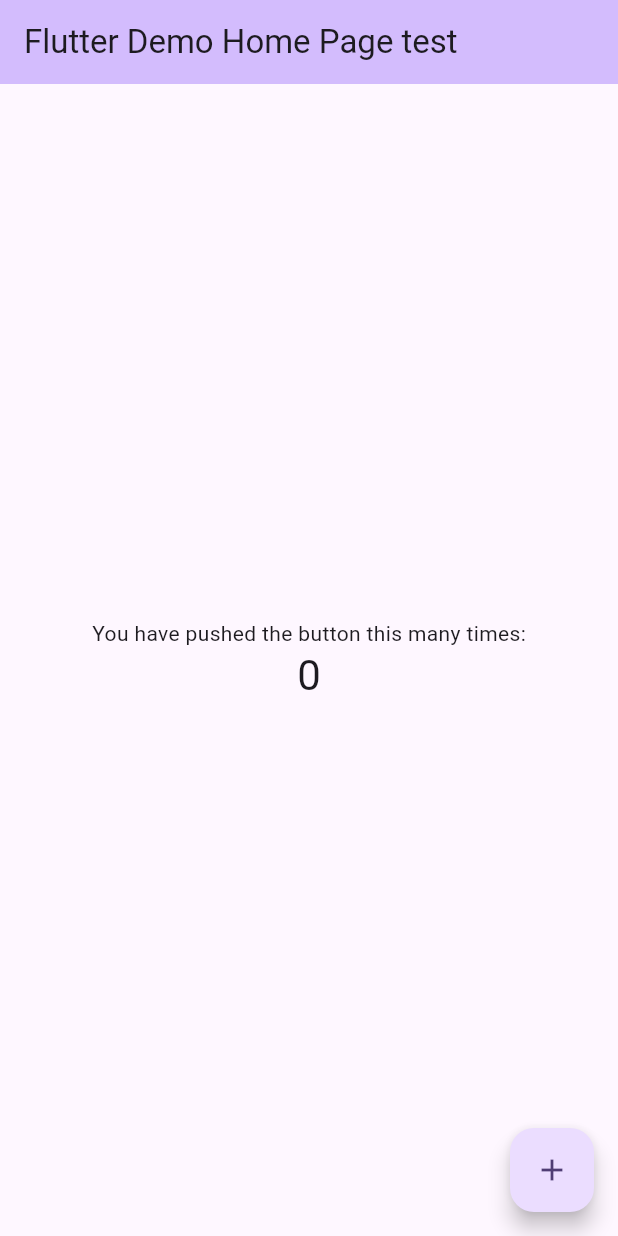
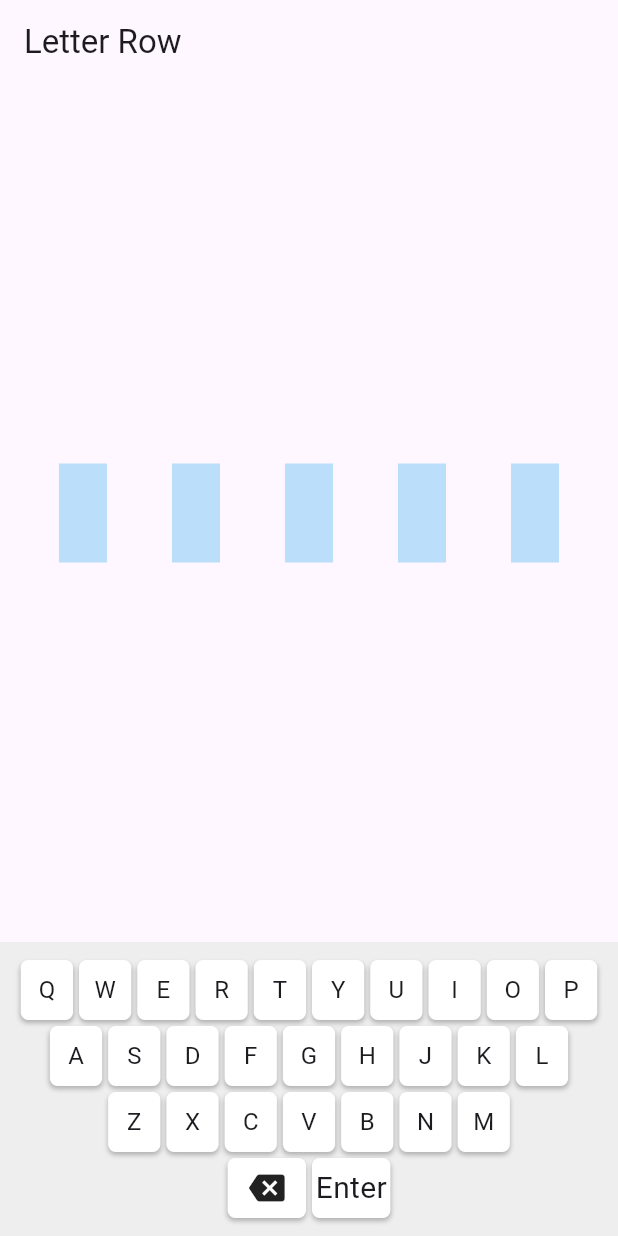
Before and after one commit to deda-72/late_solver, a Flutter app: the screen it shows after launch, on a phone screen of 412 x 824 dp. Run offline on Flutter 3.47's test engine with Material 3 defaults, Android fonts, the phone set to English and light mode, and no system bars.

Commit message:
works with single word

```diff
--- a/lib/main.dart
+++ b/lib/main.dart
@@ -1,125 +1,224 @@
 import 'package:flutter/material.dart';
 
 void main() {
-  runApp(const MyApp());
+  runApp(MyApp());
 }
 
 class MyApp extends StatelessWidget {
-  const MyApp({super.key});
-
-  // This widget is the root of your application.
   @override
   Widget build(BuildContext context) {
     return MaterialApp(
-      title: 'Flutter Demo',
-      theme: ThemeData(
-        // This is the theme of your application.
-        //
-        // TRY THIS: Try running your application with "flutter run". You'll see
-        // the application has a purple toolbar. Then, without quitting the app,
-        // try changing the seedColor in the colorScheme below to Colors.green
-        // and then invoke "hot reload" (save your changes or press the "hot
-        // reload" button in a Flutter-supported IDE, or press "r" if you used
-        // the command line to start the app).
-        //
-        // Notice that the counter didn't reset back to zero; the application
-        // state is not lost during the reload. To reset the state, use hot
-        // restart instead.
-        //
-        // This works for code too, not just values: Most code changes can be
-        // tested with just a hot reload.
-        colorScheme: ColorScheme.fromSeed(seedColor: Colors.deepPurple),
-        useMaterial3: true,
-      ),
-      home: const MyHomePage(title: 'Flutter Demo Home Page test'),
+      home: LetterRowScreen(),
     );
   }
 }
 
-class MyHomePage extends StatefulWidget {
-  const MyHomePage({super.key, required this.title});
-
-  // This widget is the home page of your application. It is stateful, meaning
-  // that it has a State object (defined below) that contains fields that affect
-  // how it looks.
-
-  // This class is the configuration for the state. It holds the values (in this
-  // case the title) provided by the parent (in this case the App widget) and
-  // used by the build method of the State. Fields in a Widget subclass are
-  // always marked "final".
-
-  final String title;
-
+class LetterRowScreen extends StatefulWidget {
   @override
-  State<MyHomePage> createState() => _MyHomePageState();
+  _LetterRowScreenState createState() => _LetterRowScreenState();
 }
 
-class _MyHomePageState extends State<MyHomePage> {
-  int _counter = 0;
+class _LetterRowScreenState extends State<LetterRowScreen> {
+  List<String> letters = List.generate(5, (_) => '');
+  bool isFixed = false;
 
-  void _incrementCounter() {
+  void updateLetter(int index, String letter) {
+    if (!isFixed) {
+      setState(() {
+        letters[index] = letter;
+      });
+    }
+  }
+
+  void removeLetter() {
+    if (!isFixed) {
+      setState(() {
+        for (int i = letters.length - 1; i >= 0; i--) {
+          if (letters[i].isNotEmpty) {
+            letters[i] = '';
+            break;
+          }
+        }
+      });
+    }
+  }
+
+  void submit() {
+    if (letters.contains('')) {
+      return; // Do not commit if less than 5 letters entered
+    }
+
     setState(() {
-      // This call to setState tells the Flutter framework that something has
-      // changed in this State, which causes it to rerun the build method below
-      // so that the display can reflect the updated values. If we changed
-      // _counter without calling setState(), then the build method would not be
-      // called again, and so nothing would appear to happen.
-      _counter++;
+      isFixed = true;
     });
+    // Reserve for future function
+    onEnterPressed();
+  }
+
+  void onEnterPressed() {
+    // Future function to be defined here
+    print("Letters fixed: ${letters.join()}");
   }
 
   @override
   Widget build(BuildContext context) {
-    // This method is rerun every time setState is called, for instance as done
-    // by the _incrementCounter method above.
-    //
-    // The Flutter framework has been optimized to make rerunning build methods
-    // fast, so that you can just rebuild anything that needs updating rather
-    // than having to individually change instances of widgets.
     return Scaffold(
       appBar: AppBar(
-        // TRY THIS: Try changing the color here to a specific color (to
-        // Colors.amber, perhaps?) and trigger a hot reload to see the AppBar
-        // change color while the other colors stay the same.
-        backgroundColor: Theme.of(context).colorScheme.inversePrimary,
-        // Here we take the value from the MyHomePage object that was created by
-        // the App.build method, and use it to set our appbar title.
-        title: Text(widget.title),
+        title: Text('Letter Row'),
       ),
-      body: Center(
-        // Center is a layout widget. It takes a single child and positions it
-        // in the middle of the parent.
-        child: Column(
-          // Column is also a layout widget. It takes a list of children and
-          // arranges them vertically. By default, it sizes itself to fit its
-          // children horizontally, and tries to be as tall as its parent.
-          //
-          // Column has various properties to control how it sizes itself and
-          // how it positions its children. Here we use mainAxisAlignment to
-          // center the children vertically; the main axis here is the vertical
-          // axis because Columns are vertical (the cross axis would be
-          // horizontal).
-          //
-          // TRY THIS: Invoke "debug painting" (choose the "Toggle Debug Paint"
-          // action in the IDE, or press "p" in the console), to see the
-          // wireframe for each widget.
-          mainAxisAlignment: MainAxisAlignment.center,
-          children: <Widget>[
-            const Text(
-              'You have pushed the button this many times:',
+      body: Column(
+        children: [
+          Expanded(
+            child: Center(
+              child: Row(
+                mainAxisAlignment: MainAxisAlignment.spaceEvenly,
+                children: List.generate(5, (index) {
+                  return Container(
+                    margin: EdgeInsets.all(4.0),
+                    padding: EdgeInsets.all(16.0),
+                    color: Colors.blue[100],
+                    child: Text(
+                      letters[index],
+                      style: TextStyle(fontSize: 24),
+                    ),
+                  );
+                }),
+              ),
             ),
-            Text(
-              '$_counter',
-              style: Theme.of(context).textTheme.headlineMedium,
+          ),
+          Keyboard(
+            onLetterSelected: (letter) {
+              for (int i = 0; i < letters.length; i++) {
+                if (letters[i].isEmpty) {
+                  updateLetter(i, letter);
+                  break;
+                }
+              }
+            },
+            onBackspace: removeLetter,
+            onEnter: submit,
+          ),
+        ],
+      ),
+    );
+  }
+}
+
+class Keyboard extends StatelessWidget {
+  final Function(String) onLetterSelected;
+  final VoidCallback onBackspace;
+  final VoidCallback onEnter;
+
+  Keyboard({
+    required this.onLetterSelected,
+    required this.onBackspace,
+    required this.onEnter,
+  });
+
+  final List<String> qwertyRows = [
+    'QWERTYUIOP',
+    'ASDFGHJKL',
+    'ZXCVBNM',
+  ];
+
+  @override
+  Widget build(BuildContext context) {
+    return LayoutBuilder(
+      builder: (context, constraints) {
+        double keyWidth =
+            (constraints.maxWidth - 25) / 10 * 0.9; // 10 keys per row
+        double keyHeight = 40.0;
+
+        return Container(
+          color: Colors.grey[200],
+          padding: EdgeInsets.symmetric(vertical: 10.0),
+          child: Column(
+            mainAxisSize: MainAxisSize.min,
+            children: [
+              ...qwertyRows.map((row) {
+                return Row(
+                  mainAxisAlignment: MainAxisAlignment.center,
+                  children: row.split('').map((letter) {
+                    return _buildKey(letter, keyWidth, keyHeight);
+                  }).toList(),
+                );
+              }).toList(),
+              Row(
+                mainAxisAlignment: MainAxisAlignment.center,
+                children: [
+                  _buildSpecialKey(
+                      Icons.backspace, onBackspace, keyWidth, keyHeight),
+                  _buildSpecialKey(Icons.check, onEnter, keyWidth, keyHeight,
+                      text: 'Enter'),
+                ],
+              ),
+            ],
+          ),
+        );
+      },
+    );
+  }
+
+  Widget _buildKey(String letter, double width, double height) {
+    return GestureDetector(
+      onTap: () => onLetterSelected(letter),
+      child: Container(
+        margin: EdgeInsets.all(2.0),
+        width: width,
+        height: height,
+        decoration: BoxDecoration(
+          color: Colors.white,
+          borderRadius: BorderRadius.circular(5.0),
+          boxShadow: [
+            BoxShadow(
+              color: Colors.black26,
+              blurRadius: 2.0,
+              offset: Offset(0, 2),
             ),
           ],
         ),
+        child: Center(
+          child: Text(
+            letter,
+            style: TextStyle(fontSize: 16),
+          ),
+        ),
       ),
-      floatingActionButton: FloatingActionButton(
-        onPressed: _incrementCounter,
-        tooltip: 'Increment',
-        child: const Icon(Icons.add),
-      ), // This trailing comma makes auto-formatting nicer for build methods.
+    );
+  }
+
+  Widget _buildSpecialKey(
+      IconData icon, VoidCallback onTap, double width, double height,
+      {String? text}) {
+    return GestureDetector(
+      onTap: onTap,
+      child: Container(
+        margin: EdgeInsets.all(2.0),
+        width: width * 1.5, // Special keys are 1.5 times wider
+        height: height,
+        decoration: BoxDecoration(
+          color: Colors.white,
+          borderRadius: BorderRadius.circular(5.0),
+          boxShadow: [
+            BoxShadow(
+              color: Colors.black26,
+              blurRadius: 2.0,
+              offset: Offset(0, 2),
+            ),
+          ],
+        ),
+        child: Center(
+          child: text != null
+              ? Text(
+                  text,
+                  style: TextStyle(fontSize: 20),
+                )
+              : Icon(
+                  icon,
+                  size: 24,
+                ),
+        ),
+      ),
     );
   }
 }
```
